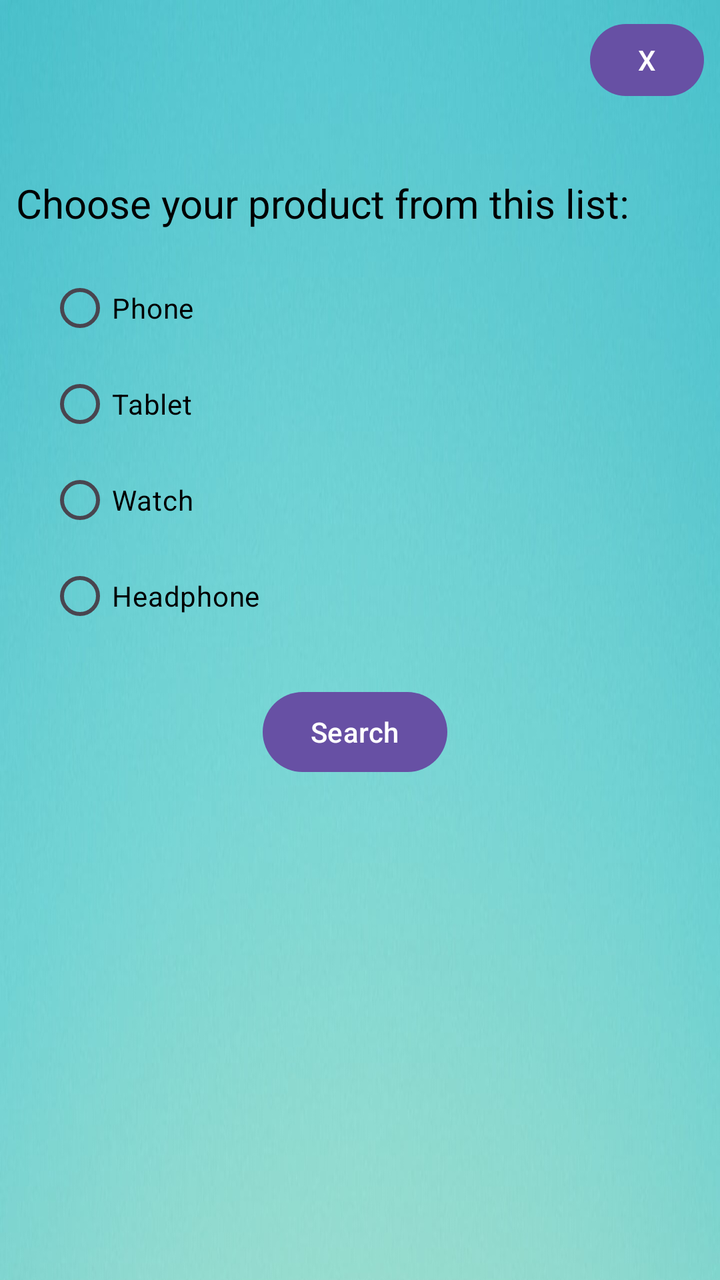
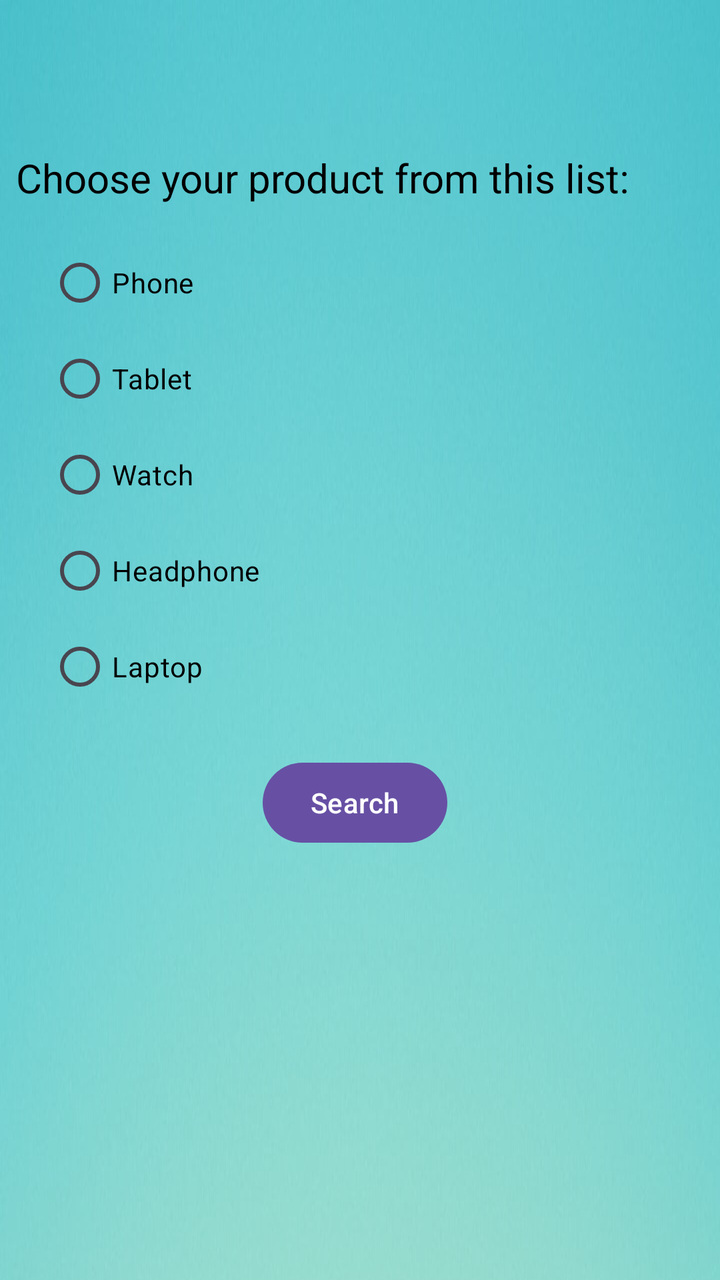

Screens rendered from an Android XML layout before and after an edit, with the pre-edit source and the edit as a unified diff.
<!-- AndroidManifest.xml: application theme Theme.PriceCompare -->
<!-- res/layout/activity_main.xml -->
<?xml version="1.0" encoding="utf-8"?>
<androidx.constraintlayout.widget.ConstraintLayout xmlns:android="http://schemas.android.com/apk/res/android"
    xmlns:app="http://schemas.android.com/apk/res-auto"
    xmlns:tools="http://schemas.android.com/tools"
    android:id="@+id/main"
    android:layout_width="match_parent"
    android:layout_height="match_parent"
    android:background="@drawable/background"
    tools:context=".MainActivity">

    <androidx.constraintlayout.widget.ConstraintLayout
        android:layout_width="0dp"
        android:layout_height="wrap_content"
        android:layout_marginStart="8dp"
        android:layout_marginEnd="8dp"
        app:layout_constraintBottom_toBottomOf="parent"
        app:layout_constraintEnd_toEndOf="parent"
        app:layout_constraintStart_toStartOf="parent"
        app:layout_constraintTop_toTopOf="parent"
        app:layout_constraintVertical_bias="0.26">

        <TextView
            android:id="@+id/textView"
            android:layout_width="368dp"
            android:layout_height="42dp"
            android:text="Choose your product from this list:"
            android:textSize="20sp"
            android:textColor="@color/black"
            app:layout_constraintStart_toStartOf="parent"
            app:layout_constraintTop_toTopOf="parent" />

        <RadioGroup
            android:id="@+id/radioGroup"
            android:layout_width="0dp"
            android:layout_height="wrap_content"
            android:layout_marginStart="16dp"
            app:layout_constraintEnd_toEndOf="@+id/textView"
            app:layout_constraintStart_toStartOf="parent"
            app:layout_constraintTop_toBottomOf="@+id/textView">

            <RadioButton
                android:id="@+id/radioPhone"
                android:layout_width="match_parent"
                android:layout_height="wrap_content"
                android:text="Phone"
                android:textColor="@color/black"/>

            <RadioButton
                android:id="@+id/radioTablet"
                android:layout_width="match_parent"
                android:layout_height="wrap_content"
                android:text="Tablet"
                android:textColor="@color/black"/>

            <RadioButton
                android:id="@+id/radioWatch"
                android:layout_width="match_parent"
                android:layout_height="wrap_content"
                android:text="Watch"
                android:textColor="@color/black"/>

            <RadioButton
                android:id="@+id/radioHeadphone"
                android:layout_width="match_parent"
                android:layout_height="wrap_content"
                android:text="Headphone"
                android:textColor="@color/black"/>
        </RadioGroup>

        <Button
            android:id="@+id/buttonSearch"
            android:layout_width="wrap_content"
            android:layout_height="wrap_content"
            android:layout_marginTop="20dp"
            android:onClick="SearchActiity"
            android:text="Search"
            android:textColor="@color/white"
            app:layout_constraintEnd_toEndOf="parent"
            app:layout_constraintHorizontal_bias="0.49"
            app:layout_constraintStart_toStartOf="parent"
            app:layout_constraintTop_toBottomOf="@+id/radioGroup" />
    </androidx.constraintlayout.widget.ConstraintLayout>

    <include
        layout="@layout/exit_layout" />


</androidx.constraintlayout.widget.ConstraintLayout>
<!-- res/layout/exit_layout.xml (included above) -->
<?xml version="1.0" encoding="utf-8"?>
<androidx.constraintlayout.widget.ConstraintLayout xmlns:android="http://schemas.android.com/apk/res/android"
    xmlns:app="http://schemas.android.com/apk/res-auto"
    android:layout_width="match_parent"
    android:layout_height="wrap_content">


    <Button
        android:id="@+id/exitBtn"
        android:layout_width="57dp"
        android:layout_height="44dp"
        android:layout_marginTop="8dp"
        android:layout_marginEnd="8dp"
        android:text="X"
        android:visibility="visible"
        android:textColor="@color/white"
        app:layout_constraintEnd_toEndOf="parent"
        app:layout_constraintTop_toTopOf="parent" />

</androidx.constraintlayout.widget.ConstraintLayout>
<!-- resources referenced by this layout -->
<resources>
  <color name="black">#FF000000</color>
  <color name="white">#FFFFFFFF</color>
  <!-- drawable background: jpg bitmap (drawable, 371065 bytes) -->
  <style name="Theme.PriceCompare" parent="Base.Theme.PriceCompare" />
  <style name="Base.Theme.PriceCompare" parent="Theme.Material3.DayNight.NoActionBar">
          
          
      </style>
</resources>

<!-- the commit's change to res/layout/activity_main.xml (unified diff, before → after) -->
@@ -65,6 +65,13 @@
                 android:layout_height="wrap_content"
                 android:text="Headphone"
                 android:textColor="@color/black"/>
+
+            <RadioButton
+                android:id="@+id/radioLaptop"
+                android:layout_width="match_parent"
+                android:layout_height="wrap_content"
+                android:text="Laptop"
+                android:textColor="@color/black"/>
         </RadioGroup>
 
         <Button
@@ -81,29 +88,5 @@
             app:layout_constraintTop_toBottomOf="@+id/radioGroup" />
     </androidx.constraintlayout.widget.ConstraintLayout>
 
-    <include
-        layout="@layout/exit_layout" />
-
 
 </androidx.constraintlayout.widget.ConstraintLayout>
-<!-- res/layout/exit_layout.xml (included above) -->
-<?xml version="1.0" encoding="utf-8"?>
-<androidx.constraintlayout.widget.ConstraintLayout xmlns:android="http://schemas.android.com/apk/res/android"
-    xmlns:app="http://schemas.android.com/apk/res-auto"
-    android:layout_width="match_parent"
-    android:layout_height="wrap_content">
-
-
-    <Button
-        android:id="@+id/exitBtn"
-        android:layout_width="57dp"
-        android:layout_height="44dp"
-        android:layout_marginTop="8dp"
-        android:layout_marginEnd="8dp"
-        android:text="X"
-        android:visibility="visible"
-        android:textColor="@color/white"
-        app:layout_constraintEnd_toEndOf="parent"
-        app:layout_constraintTop_toTopOf="parent" />
-
-</androidx.constraintlayout.widget.ConstraintLayout>
